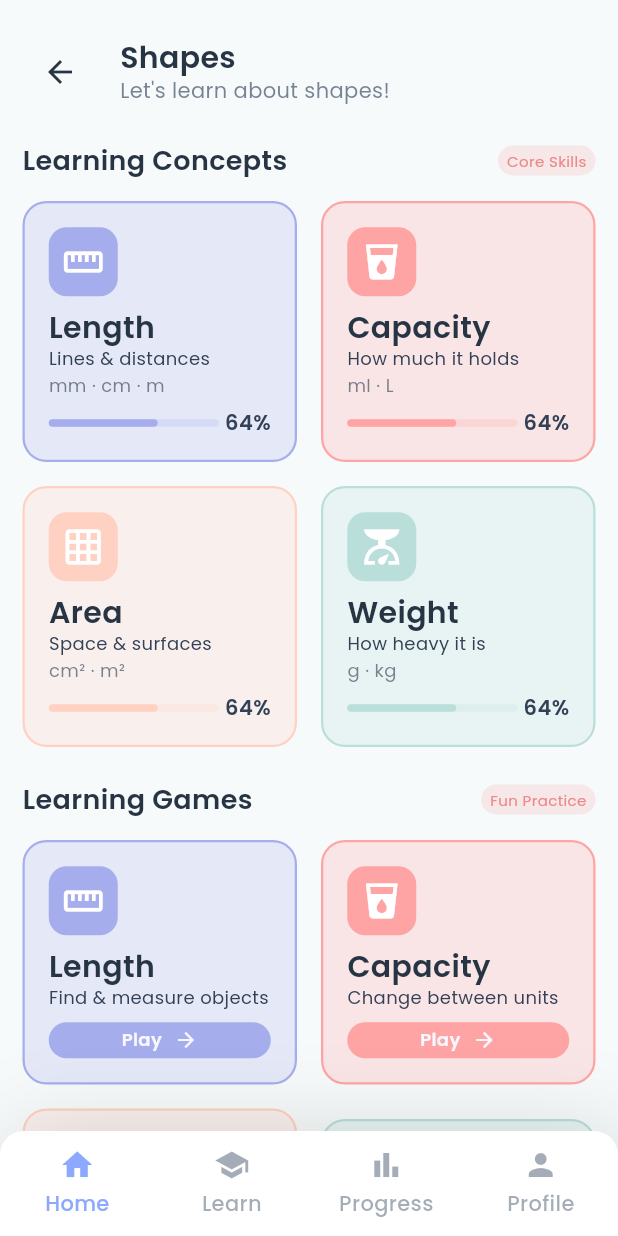
After one commit to cynos28/ganithamithura, a Flutter app: the ShapesHomeScreen screen opened directly, on a phone screen of 412 x 824 dp. The commit adds this screen. Run offline on Flutter 3.47's test engine with Material 3 defaults, Android fonts, the phone set to English and light mode, and no system bars; our stand-ins replace get, google_fonts, permission_handler, shared_preferences, speech_to_text; accounts and stored records are empty; network calls fail.

Commit message:
feat: add UI for shapes section

```diff
--- a/ganithamithura/lib/screens/home/home_screen.dart
+++ b/ganithamithura/lib/screens/home/home_screen.dart
@@ -5,6 +5,8 @@ import 'package:ganithamithura/widgets/home/home_widgets.dart';
 import 'package:ganithamithura/screens/number/number_home_screen.dart';
 import 'package:ganithamithura/screens/measurements/measurement_home_screen.dart';
 import 'package:ganithamithura/screens/learn/learn_screen.dart';
+
+import '../shapes/shapes_home_screen.dart';
 
 /// HomeScreen - Main entry point with personalized dashboard
 class HomeScreen extends StatefulWidget {
@@ -237,15 +239,8 @@ class _HomeScreenState extends State<HomeScreen> {
                 backgroundColor: const Color(AppColors.shapeColor).withOpacity(0.24),
                 borderColor: const Color(AppColors.shapeBorder),
                 iconColor: const Color(AppColors.shapeIcon),
-                onTap: () {
-                  Get.snackbar(
-                    'Coming Soon',
-                    'Shapes module will be available soon',
-                    backgroundColor: const Color(AppColors.infoColor),
-                    colorText: Colors.white,
-                  );
-                },
-                isEnabled: false,
+                onTap: () => Get.to(() => const ShapesHomeScreen()),
+                isEnabled: true,
               ),
             ),
           ],
--- /dev/null
+++ b/ganithamithura/lib/screens/shapes/shapes_home_screen.dart
@@ -0,0 +1,335 @@
+import 'package:flutter/material.dart';
+import 'package:get/get.dart';
+import 'package:ganithamithura/utils/constants.dart';
+import 'package:ganithamithura/widgets/measurements/measurement_widgets.dart';
+import 'package:ganithamithura/widgets/home/home_widgets.dart';
+
+/// ShapesHomeScreen - Main screen for Measurement module
+class ShapesHomeScreen extends StatefulWidget {
+  const ShapesHomeScreen({super.key});
+
+  @override
+  State<ShapesHomeScreen> createState() => _ShapesHomeScreenState();
+}
+
+class _ShapesHomeScreenState extends State<ShapesHomeScreen> {
+  int _currentNavIndex = 0;
+
+  void _onNavTap(int index) {
+    if (index == 0) {
+      // Navigate to home
+      Get.back();
+      return;
+    }
+
+    if (index == _currentNavIndex) {
+      // Already on current tab
+      return;
+    }
+
+    // TODO: Navigate to other screens when ready
+    Get.snackbar(
+      'Coming Soon',
+      'This feature will be available soon',
+      backgroundColor: const Color(AppColors.infoColor),
+      colorText: Colors.white,
+    );
+  }
+
+  @override
+  Widget build(BuildContext context) {
+    return Scaffold(
+      backgroundColor: const Color(0xFFF7FAFA),
+      body: SafeArea(
+        child: Stack(
+          children: [
+            // Main content
+            Column(
+              children: [
+                // Header
+                Padding(
+                  padding: const EdgeInsets.fromLTRB(16, 24, 16, 0),
+                  child: Row(
+                    children: [
+                      IconButton(
+                        icon: const Icon(
+                          Icons.arrow_back,
+                          size: 24,
+                          color: Color(AppColors.textBlack),
+                        ),
+                        onPressed: () => Get.back(),
+                      ),
+                      const SizedBox(width: 16),
+                      Expanded(
+                        child: Column(
+                          crossAxisAlignment: CrossAxisAlignment.start,
+                          children: [
+                            const Text(
+                              'Shapes',
+                              style: TextStyle(
+                                fontSize: 20,
+                                fontWeight: FontWeight.w600,
+                                color: Color(AppColors.textBlack),
+                                height: 1.2,
+                              ),
+                            ),
+                            const SizedBox(height: 2),
+                            Text(
+                              'Let\'s learn about shapes!',
+                              style: TextStyle(
+                                fontSize: 14,
+                                fontWeight: FontWeight.w400,
+                                color: const Color(0xFF2D4059).withOpacity(0.64),
+                                height: 1.2,
+                              ),
+                            ),
+                          ],
+                        ),
+                      ),
+                    ],
+                  ),
+                ),
+
+                // Scrollable content
+                Expanded(
+                  child: SingleChildScrollView(
+                    padding: const EdgeInsets.only(
+                      left: 15,
+                      right: 15,
+                      top: 24,
+                      bottom: 90, // Space for bottom nav
+                    ),
+                    child: Column(
+                      crossAxisAlignment: CrossAxisAlignment.start,
+                      children: [
+                        // Learning Concepts Section
+                        const SectionHeader(
+                          title: 'Learning Concepts',
+                          badgeText: 'Core Skills',
+                        ),
+                        const SizedBox(height: 16),
+
+                        // Concepts Grid
+                        _buildConceptsGrid(),
+                        const SizedBox(height: 24),
+
+                        // Learning Games Section
+                        const SectionHeader(
+                          title: 'Learning Games',
+                          badgeText: 'Fun Practice',
+                        ),
+                        const SizedBox(height: 16),
+
+                        // Games Grid
+                        _buildGamesGrid(),
+                      ],
+                    ),
+                  ),
+                ),
+              ],
+            ),
+
+            // Bottom Navigation Bar
+            Positioned(
+              left: 0,
+              right: 0,
+              bottom: 0,
+              child: BottomNavBar(
+                currentIndex: _currentNavIndex,
+                onTap: _onNavTap,
+              ),
+            ),
+          ],
+        ),
+      ),
+    );
+  }
+
+  Widget _buildConceptsGrid() {
+    return Column(
+      children: [
+        // First row: Length and Capacity
+        Row(
+          children: [
+            Expanded(
+              child: MeasurementConceptCard(
+                title: 'Length',
+                subtitle: 'Lines & distances',
+                units: 'mm · cm · m',
+                icon: Icons.straighten,
+                backgroundColor: const Color(AppColors.numberColor).withOpacity(0.24),
+                borderColor: const Color(AppColors.numberBorder),
+                progress: 0.64,
+                onTap: () {
+                  Get.snackbar(
+                    'Coming Soon',
+                    'Length activities are under development',
+                    backgroundColor: const Color(AppColors.infoColor),
+                    colorText: Colors.white,
+                  );
+                },
+              ),
+            ),
+            const SizedBox(width: 16),
+            Expanded(
+              child: MeasurementConceptCard(
+                title: 'Capacity',
+                subtitle: 'How much it holds',
+                units: 'ml · L',
+                icon: Icons.local_drink,
+                backgroundColor: const Color(AppColors.symbolColor).withOpacity(0.24),
+                borderColor: const Color(AppColors.symbolBorder),
+                progress: 0.64,
+                onTap: () {
+                  Get.snackbar(
+                    'Coming Soon',
+                    'Capacity activities are under development',
+                    backgroundColor: const Color(AppColors.infoColor),
+                    colorText: Colors.white,
+                  );
+                },
+              ),
+            ),
+          ],
+        ),
+        const SizedBox(height: 16),
+        // Second row: Area and Weight
+        Row(
+          children: [
+            Expanded(
+              child: MeasurementConceptCard(
+                title: 'Area',
+                subtitle: 'Space & surfaces',
+                units: 'cm² · m²',
+                icon: Icons.grid_on,
+                backgroundColor: const Color(AppColors.measurementColor).withOpacity(0.24),
+                borderColor: const Color(AppColors.measurementBorder),
+                progress: 0.64,
+                onTap: () {
+                  Get.snackbar(
+                    'Coming Soon',
+                    'Area activities are under development',
+                    backgroundColor: const Color(AppColors.infoColor),
+                    colorText: Colors.white,
+                  );
+                },
+              ),
+            ),
+            const SizedBox(width: 16),
+            Expanded(
+              child: MeasurementConceptCard(
+                title: 'Weight',
+                subtitle: 'How heavy it is',
+                units: 'g · kg',
+                icon: Icons.scale,
+                backgroundColor: const Color(AppColors.shapeColor).withOpacity(0.24),
+                borderColor: const Color(AppColors.shapeBorder),
+                progress: 0.64,
+                onTap: () {
+                  Get.snackbar(
+                    'Coming Soon',
+                    'Weight activities are under development',
+                    backgroundColor: const Color(AppColors.infoColor),
+                    colorText: Colors.white,
+                  );
+                },
+              ),
+            ),
+          ],
+        ),
+      ],
+    );
+  }
+
+  Widget _buildGamesGrid() {
+    return Column(
+      children: [
+        // First row: Length and Capacity games
+        Row(
+          children: [
+            Expanded(
+              child: MeasurementGameCard(
+                title: 'Length',
+                subtitle: 'Find & measure objects',
+                icon: Icons.straighten,
+                backgroundColor: const Color(AppColors.numberColor).withOpacity(0.24),
+                borderColor: const Color(AppColors.numberBorder),
+                buttonColor: const Color(AppColors.numberBorder),
+                onTap: () {
+                  Get.snackbar(
+                    'Coming Soon',
+                    'Length game is under development',
+                    backgroundColor: const Color(AppColors.infoColor),
+                    colorText: Colors.white,
+                  );
+                },
+              ),
+            ),
+            const SizedBox(width: 16),
+            Expanded(
+              child: MeasurementGameCard(
+                title: 'Capacity',
+                subtitle: 'Change between units',
+                icon: Icons.local_drink,
+                backgroundColor: const Color(AppColors.symbolColor).withOpacity(0.24),
+                borderColor: const Color(AppColors.symbolBorder),
+                buttonColor: const Color(AppColors.symbolBorder),
+                onTap: () {
+                  Get.snackbar(
+                    'Coming Soon',
+                    'Capacity game is under development',
+                    backgroundColor: const Color(AppColors.infoColor),
+                    colorText: Colors.white,
+                  );
+                },
+              ),
+            ),
+          ],
+        ),
+        const SizedBox(height: 16),
+        // Second row: Area and Weight games
+        Row(
+          children: [
+            Expanded(
+              child: MeasurementGameCard(
+                title: 'Area',
+                subtitle: 'Estimate measurements',
+                icon: Icons.grid_on,
+                backgroundColor: const Color(AppColors.measurementColor).withOpacity(0.24),
+                borderColor: const Color(AppColors.measurementBorder),
+                buttonColor: const Color(AppColors.measurementBorder),
+                onTap: () {
+                  Get.snackbar(
+                    'Coming Soon',
+                    'Area game is under development',
+                    backgroundColor: const Color(AppColors.infoColor),
+                    colorText: Colors.white,
+                  );
+                },
+              ),
+            ),
+            const SizedBox(width: 16),
+            Expanded(
+              child: MeasurementGameCard(
+                title: 'Weight',
+                subtitle: 'Beat the scaler',
+                icon: Icons.scale,
+                backgroundColor: const Color(AppColors.shapeColor).withOpacity(0.24),
+                borderColor: const Color(AppColors.shapeBorder),
+                buttonColor: const Color(AppColors.shapeBorder),
+                onTap: () {
+                  Get.snackbar(
+                    'Coming Soon',
+                    'Weight game is under development',
+                    backgroundColor: const Color(AppColors.infoColor),
+                    colorText: Colors.white,
+                  );
+                },
+              ),
+            ),
+          ],
+        ),
+      ],
+    );
+  }
+}
```
